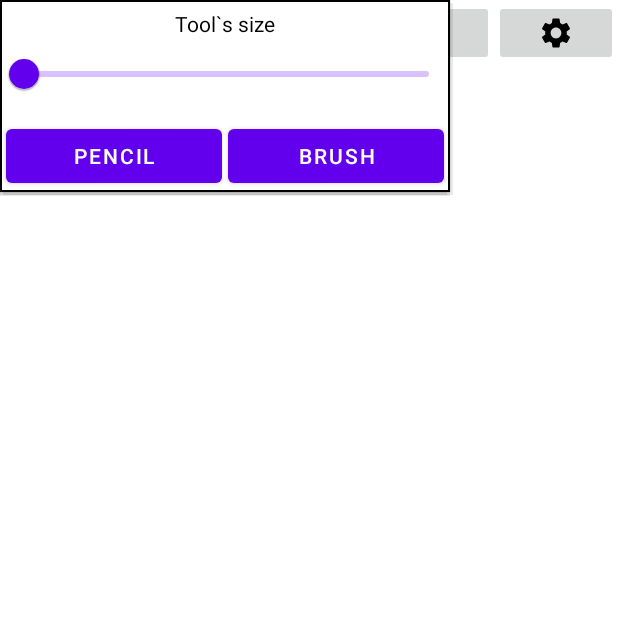
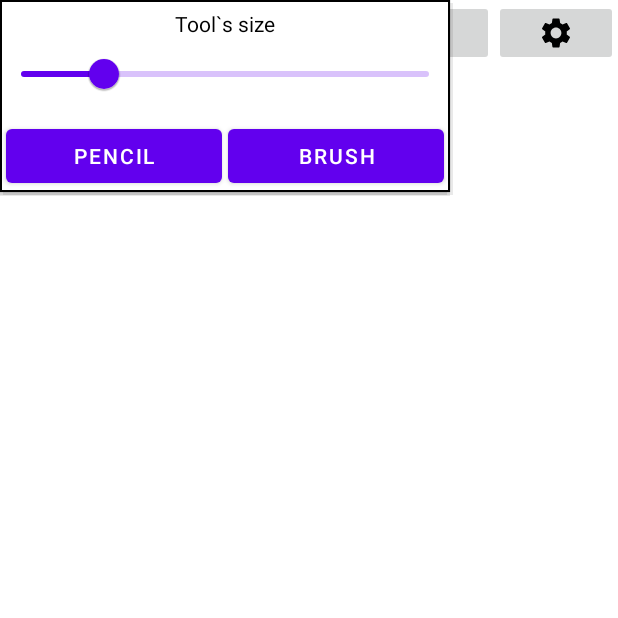
Before and after one commit to zhuravel-dev/JustDrawIt, an Android app: the screen it shows after launch (MainActivity), after a tap on an icon or button, on a phone screen of 412 x 824 dp, the top half of it. Run offline under Robolectric (Android 15) with nearby library versions, the phone set to English and light mode, and no system bars; libraries missing offline, so code that uses them is left out: com.skydoves.colorpickerview.

Commit message:
added saving strokeWidth`s state during change configuration

```diff
--- a/app/src/main/AndroidManifest.xml
+++ b/app/src/main/AndroidManifest.xml
@@ -31,7 +31,9 @@
 
         <activity
             android:name=".ui.MainActivity"
-            android:exported="true">
+            android:exported="true"
+            android:configChanges="orientation|keyboardHidden"
+            android:screenOrientation="sensor">
         </activity>
     </application>
 
--- a/app/src/main/java/com/example/justdrawit/draw/DrawView.kt
+++ b/app/src/main/java/com/example/justdrawit/draw/DrawView.kt
@@ -5,6 +5,7 @@ import android.content.Context
 import android.graphics.*
 import android.util.AttributeSet
 import android.view.MotionEvent
+import android.view.ScaleGestureDetector
 import android.view.View
 import androidx.lifecycle.ViewModelProvider
 import com.example.justdrawit.application.JustDrawItApplication
@@ -24,8 +25,19 @@ class DrawView(c: Context, attributeSet: AttributeSet) : View(c, attributeSet) {
     private var mX = 0f
     private var mY = 0f
 
-    private val drawViewModel: DrawViewModel by lazy {
+    val drawViewModel: DrawViewModel by lazy {
         ViewModelProvider(context.applicationContext as JustDrawItApplication, ViewModelProvider.AndroidViewModelFactory.getInstance(context.applicationContext as Application)).get(DrawViewModel::class.java)
+    }
+
+    private var mDetector: ScaleGestureDetector? = null
+
+    init {
+        if (drawViewModel.mDetector == null) {
+            mDetector = ScaleGestureDetector(context, ScaleListener())
+            drawViewModel.mDetector = mDetector
+        } else {
+            mDetector = drawViewModel.mDetector
+        }
     }
 
     override fun onDraw(canvas: Canvas) {
@@ -33,7 +45,7 @@ class DrawView(c: Context, attributeSet: AttributeSet) : View(c, attributeSet) {
         canvas.save()
         val backgroundColor = Color.WHITE
         mCanvas?.drawColor(backgroundColor)
-
+        canvas.scale(drawViewModel.viewModelScaleFactor, drawViewModel.viewModelScaleFactor)
         for (brushStrokes in drawViewModel.brushStrokeView) {
             mPaint.color = brushStrokes.color
             mPaint.strokeWidth = brushStrokes.brushStrokeWidth.toFloat()
@@ -45,6 +57,13 @@ class DrawView(c: Context, attributeSet: AttributeSet) : View(c, attributeSet) {
         }
         canvas.drawBitmap(mBitmap!!, 0f, 0f, mBitmapPaint)
         canvas.restore()
+    }
+
+    override fun onSizeChanged(width: Int, height: Int, oldWidth: Int, oldHeight: Int) {
+        super.onSizeChanged(width, height, oldWidth, oldHeight)
+        val bitmap = Bitmap.createBitmap(width, height, Bitmap.Config.ARGB_8888)
+        mBitmap = bitmap
+        mCanvas = Canvas(bitmap)
     }
 
     init {
@@ -64,7 +83,7 @@ class DrawView(c: Context, attributeSet: AttributeSet) : View(c, attributeSet) {
             mCanvas = Canvas(it)
         }
         currentColor = Color.BLACK
-        brushStrokeWidth = 20
+        brushStrokeWidth = drawViewModel.strokeWidth.toInt()
     }
 
     private fun touchStart(x: Float, y: Float) {
@@ -112,7 +131,17 @@ class DrawView(c: Context, attributeSet: AttributeSet) : View(c, attributeSet) {
                 invalidate()
             }
         }
+        mDetector?.onTouchEvent(event)
         return true
+    }
+
+    private inner class ScaleListener : ScaleGestureDetector.SimpleOnScaleGestureListener() {
+        override fun onScale(detector: ScaleGestureDetector): Boolean {
+            drawViewModel.viewModelScaleFactor *= detector.scaleFactor
+            drawViewModel.viewModelScaleFactor = Math.max(0.1f, Math.min(drawViewModel.viewModelScaleFactor, 10.0f))
+            invalidate()
+            return true
+        }
     }
 
     //buttons
@@ -137,11 +166,11 @@ class DrawView(c: Context, attributeSet: AttributeSet) : View(c, attributeSet) {
     }
 
     fun setStrokeWidth(width: Int) {
+        drawViewModel.strokeWidth = width.toFloat()
         brushStrokeWidth = width
     }
 
     fun save() : Bitmap? {
             return mBitmap
         }
-
 }
--- a/app/src/main/java/com/example/justdrawit/draw/DrawViewModel.kt
+++ b/app/src/main/java/com/example/justdrawit/draw/DrawViewModel.kt
@@ -1,9 +1,13 @@
 package com.example.justdrawit.draw
+import android.view.ScaleGestureDetector
 import androidx.lifecycle.ViewModel
 
 class DrawViewModel : ViewModel() {
-
     var brushStrokeView = mutableListOf<Brushstroke>()
     val brushStrokeStorage = mutableListOf<Brushstroke>()
 
+    var strokeWidth = 20.0f
+
+    var mDetector: ScaleGestureDetector? = null
+    var viewModelScaleFactor = 1f
 }
--- a/app/src/main/java/com/example/justdrawit/ui/MainActivity.kt
+++ b/app/src/main/java/com/example/justdrawit/ui/MainActivity.kt
@@ -23,13 +23,11 @@ import com.google.android.material.slider.RangeSlider
 import com.skydoves.colorpickerview.ColorPickerDialog
 import com.skydoves.colorpickerview.listeners.ColorListener
 
-
 class MainActivity : AppCompatActivity() {
 
     private lateinit var binding: ActivityMainBinding
     private lateinit var popupBinding: PopupLayoutBinding
-    private lateinit var popupWindow: PopupWindow
-    private lateinit var rangeSlider: RangeSlider
+    private var rangeSlider: RangeSlider? = null
 
     private val startActivityForResult =
         registerForActivityResult(ActivityResultContracts.StartActivityForResult()) {
@@ -70,7 +68,6 @@ class MainActivity : AppCompatActivity() {
                 binding.drawView.init(height, width)
             }
         })
-
     }
 
     private fun showSettings(view: View) {
@@ -119,9 +116,10 @@ class MainActivity : AppCompatActivity() {
     private fun setupRangeSlider(){
         //popupBinding = PopupLayoutBinding.inflate(layoutInflater)
         rangeSlider = popupBinding.rangeSlider
-        rangeSlider.valueFrom = 0.0f
-        rangeSlider.valueTo = 100.0f
-        rangeSlider.addOnChangeListener(RangeSlider.OnChangeListener { slider, value, fromUser ->
+        rangeSlider?.setValues(binding.drawView.drawViewModel.strokeWidth)
+        rangeSlider?.valueFrom = 0.0f
+        rangeSlider?.valueTo = 100.0f
+        rangeSlider?.addOnChangeListener(RangeSlider.OnChangeListener { slider, value, fromUser ->
             binding.drawView.setStrokeWidth(slider.values[0].toInt()) })
     }
 
@@ -139,5 +137,4 @@ class MainActivity : AppCompatActivity() {
             }
         })
     }
-
 }
--- a/app/src/main/res/layout/activity_main.xml
+++ b/app/src/main/res/layout/activity_main.xml
@@ -61,8 +61,8 @@
 
     <com.example.justdrawit.draw.DrawView
         android:id="@+id/draw_view"
-        android:layout_width="match_parent"
-        android:layout_height="match_parent"
+        android:layout_width="wrap_content"
+        android:layout_height="wrap_content"
         android:layout_below="@id/linear"
         android:layout_centerInParent="true" />
 
--- a/app/src/main/res/values/ids.xml
+++ b/app/src/main/res/values/ids.xml
@@ -2,4 +2,5 @@
 <resources>
     <item name="linearLayoutForTools" type="id" />
     <item name="menu_save" type="id" />
+    <item name="zoom_view" type="id" />
 </resources>
```
